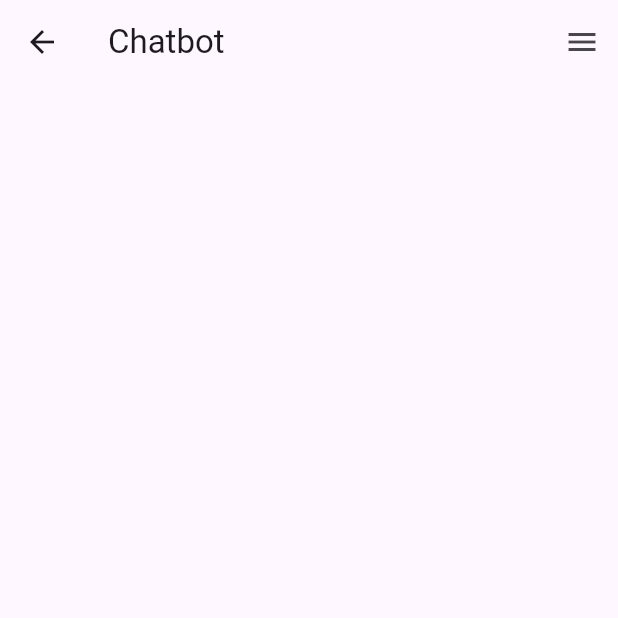
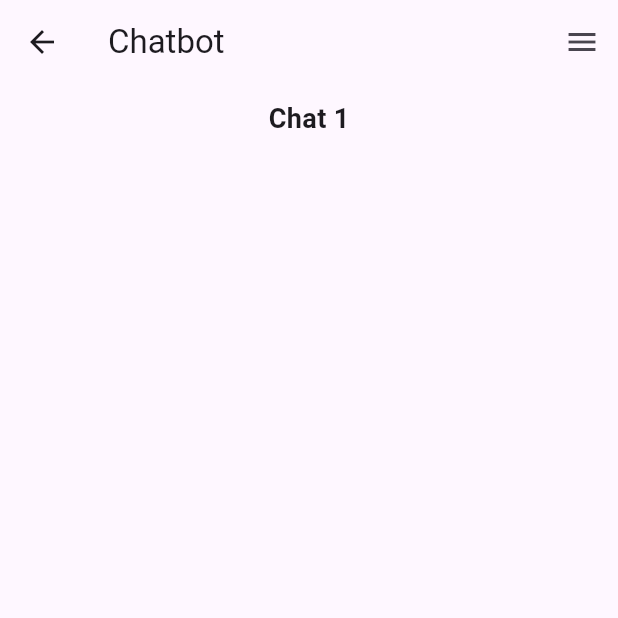
Before and after one commit to chanyc110/generative_ai_university_chatbot_fyp, a Flutter app: the ChatbotPage screen opened directly, on a phone screen of 412 x 824 dp, the top half of it. Run offline on Flutter 3.47's test engine with Material 3 defaults, Android fonts, the light colour scheme and no system bars.

Commit message:
auto update sidebar features
- auto update chat tabs and names

```diff
--- a/nottingham_chatbot_app/lib/main.dart
+++ b/nottingham_chatbot_app/lib/main.dart
@@ -182,6 +182,8 @@ class _ChatbotPageState extends State<ChatbotPage> {
     showDialog(
       context: context,
       builder: (context) {
+        return StatefulBuilder(
+          builder: (context, setState) {
             return Align(
               alignment: Alignment.centerRight,
               child: FractionallySizedBox(
@@ -204,7 +206,7 @@ class _ChatbotPageState extends State<ChatbotPage> {
                               trailing: IconButton(
                                 icon: Icon(Icons.edit),
                                 onPressed: () {
-                              _renameChat(index);
+                                  _renameChat(index, setState);
                                 },
                               ),
                             );
@@ -235,9 +237,11 @@ class _ChatbotPageState extends State<ChatbotPage> {
             );
           },
         );
+      },
+    );
   }
 
-  Future<void> _renameChat(int index) async {
+  Future<void> _renameChat(int index, void Function(void Function()) setSidebarState) async {
     TextEditingController renameController = TextEditingController();
     await showDialog(
       context: context,
@@ -262,6 +266,7 @@ class _ChatbotPageState extends State<ChatbotPage> {
                       ? renameController.text
                       : ChatHistory.chatNames[index];
                 });
+                setSidebarState(() {});
                 Navigator.of(context).pop();
               },
               child: Text('Save'),
@@ -336,6 +341,15 @@ class _ChatbotPageState extends State<ChatbotPage> {
       ),
       body: Column(
         children: [
+        Container(
+            padding: EdgeInsets.symmetric(vertical: 10),
+            child: Center(
+              child: Text(
+                ChatHistory.chatNames[_selectedChatIndex],
+                style: TextStyle(fontSize: 18, fontWeight: FontWeight.bold),
+              ),
+            ),
+          ),
           Expanded(
             child: ListView.builder(
               itemCount: _messages.length,
```
Lines whose indentation alone changed are shown as unchanged.
